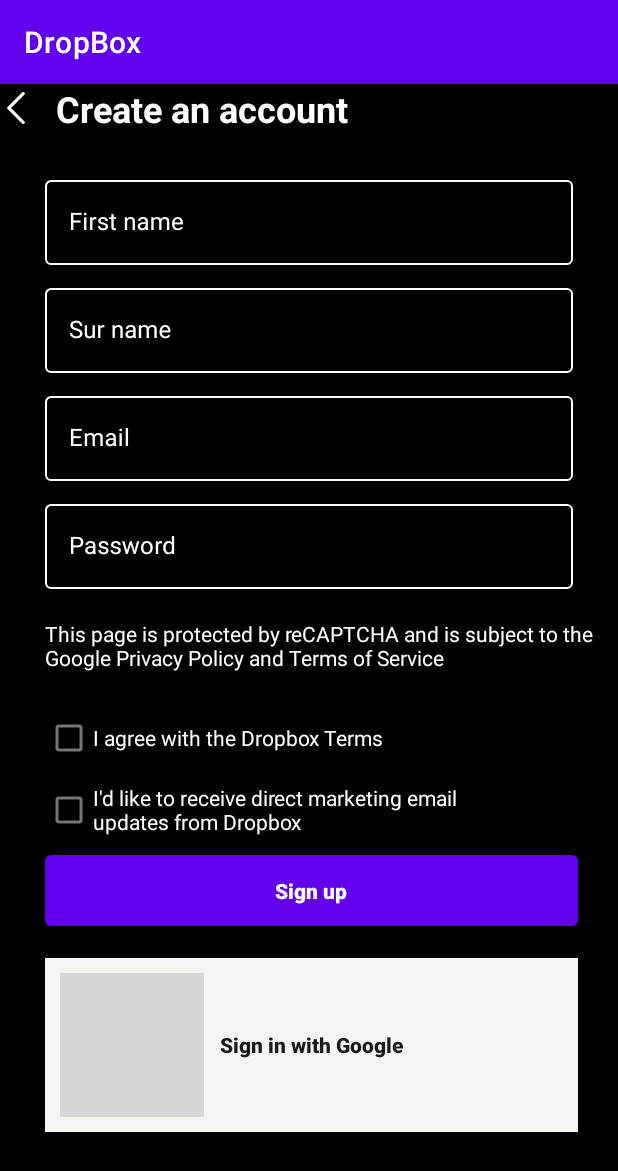
After one commit to JayQKA2/DropBoxUI, an Android app: the SignUpActivity screen opened directly, with no data from a screen before it, on a phone screen of 412 x 824 dp. The commit adds this screen. Shown: the top 1171 px of the screen. Run offline under Robolectric (Android 15) with nearby library versions, the phone set to English and light mode, and no system bars; grey boxes are pictures that could not be loaded.

Commit message:
fe update

```diff
--- a/app/src/main/AndroidManifest.xml
+++ b/app/src/main/AndroidManifest.xml
@@ -2,6 +2,7 @@
 <manifest xmlns:android="http://schemas.android.com/apk/res/android"
     xmlns:tools="http://schemas.android.com/tools">
 
+    <uses-permission android:name="android.permission.INTERNET"/>
     <application
         android:allowBackup="true"
         android:dataExtractionRules="@xml/data_extraction_rules"
@@ -21,6 +22,7 @@
         </activity>
         <activity android:name=".SignInActivity" />
         <activity android:name=".MainActivity" />
+        <activity android:name=".SignUpActivity"/>
     </application>
 
 </manifest>
--- a/app/src/main/java/vn/edu/usth/dropboxui/SignInActivity.java
+++ b/app/src/main/java/vn/edu/usth/dropboxui/SignInActivity.java
@@ -26,7 +26,6 @@
 
     private LoggingProblem loggingProblem;
 
-
     @Override
     protected void onCreate(Bundle savedInstanceState) {
         super.onCreate(savedInstanceState);
@@ -48,7 +47,8 @@
         imageButton.setOnClickListener(new View.OnClickListener() {
             @Override
             public void onClick(View v) {
-                onBackPressed();
+                Intent intent = new Intent(SignInActivity.this, LoginActivity.class);
+                startActivity(intent);
             }
         });
 
--- /dev/null
+++ b/app/src/main/java/vn/edu/usth/dropboxui/SignUpActivity.java
@@ -0,0 +1,40 @@
+package vn.edu.usth.dropboxui;
+
+import android.content.Context;
+import android.os.Bundle;
+import androidx.appcompat.app.AppCompatActivity;
+
+import android.view.inputmethod.InputMethodManager;
+import android.widget.Button;
+import android.view.View;
+import android.widget.LinearLayout;
+
+
+public class SignUpActivity extends AppCompatActivity{
+
+    @Override
+    protected void onCreate(Bundle saveInstanceState) {
+        super.onCreate(saveInstanceState);
+        setContentView(R.layout.activity_signup);
+
+        LinearLayout rootLayout = findViewById(R.id.root_layout);
+
+        rootLayout.setOnClickListener(new View.OnClickListener() {
+            @Override
+            public void onClick(View v) {
+                hideKeyboardAndClearfocus();
+            }
+        });
+    }
+
+    private void hideKeyboardAndClearfocus() {
+        View view = getCurrentFocus();
+        if(view != null) {
+            InputMethodManager imm = (InputMethodManager) getSystemService(Context.INPUT_METHOD_SERVICE);
+            if (imm != null) {
+                imm.hideSoftInputFromWindow(view.getWindowToken(), 0);
+            }
+            view.clearFocus();
+        }
+    }
+}
--- a/app/src/main/res/layout/activity_login.xml
+++ b/app/src/main/res/layout/activity_login.xml
@@ -29,7 +29,7 @@
             android:layout_width="350dp"
             android:layout_height="245dp"
             android:layout_marginStart="@dimen/layout_margin"
-            android:layout_marginTop="60dp"
+            android:layout_marginTop="40dp"
             android:src="@drawable/dropbox_login"
             tools:ignore="ContentDescription" />
 
@@ -37,12 +37,12 @@
             android:layout_width="match_parent"
             android:layout_height="wrap_content"
             android:gravity="center"
-            android:layout_marginTop="70dp"
+            android:layout_marginTop="50dp"
             android:orientation="vertical">
 
             <FrameLayout
                 android:id="@+id/login_with_google"
-                android:layout_width="match_parent"
+                android:layout_width="355dp"
                 android:layout_height="wrap_content"
                 android:background="@color/coconut"
                 android:layout_margin="@dimen/layout_margin"
@@ -68,7 +68,7 @@
 
             <FrameLayout
                 android:id="@+id/login_with_apple"
-                android:layout_width="match_parent"
+                android:layout_width="355dp"
                 android:layout_height="wrap_content"
                 android:layout_margin="@dimen/layout_margin"
                 android:background="@color/coconut"
@@ -91,6 +91,17 @@
                     android:textStyle="bold" />
 
             </FrameLayout>
+
+            <Button
+                android:id="@+id/sign_up"
+                android:layout_width="355dp"
+                android:layout_height="wrap_content"
+                android:layout_margin="@dimen/layout_margin"
+                android:textAppearance="@style/TextAppearance.AppCompat.Body2"
+                android:textStyle="bold"
+                android:text="@string/sign_up"
+                android:padding="14dp"/>
+
         </LinearLayout>
 
         <LinearLayout
--- /dev/null
+++ b/app/src/main/res/layout/activity_signup.xml
@@ -0,0 +1,193 @@
+<?xml version="1.0" encoding="utf-8"?>
+<LinearLayout xmlns:android="http://schemas.android.com/apk/res/android"
+    android:layout_width="match_parent"
+    android:layout_height="match_parent"
+    xmlns:app="http://schemas.android.com/apk/res-auto"
+    android:orientation="vertical"
+    android:background="@color/black"
+    android:focusableInTouchMode="true"
+    android:id="@+id/root_layout">
+
+    <LinearLayout
+        android:layout_width="match_parent"
+        android:layout_height="wrap_content"
+        android:orientation="horizontal"
+        android:layout_marginBottom="16dp"
+        android:gravity="center_vertical">
+
+        <ImageButton
+            android:id="@+id/header_image_button"
+            android:layout_width="wrap_content"
+            android:layout_height="wrap_content"
+            android:background="@android:color/transparent"
+            android:src="@drawable/back_5"
+            android:contentDescription="@string/log_in_to_dropbox" />
+
+        <TextView
+            android:layout_width="wrap_content"
+            android:layout_height="wrap_content"
+            android:layout_marginStart="16dp"
+            android:text="@string/create_an_account"
+            android:textColor="@android:color/white"
+            android:textSize="24sp"
+            android:textStyle="bold" />
+
+    </LinearLayout>
+
+    <com.google.android.material.textfield.TextInputLayout
+        android:id="@+id/textField1"
+        android:layout_width="match_parent"
+        android:layout_height="wrap_content"
+        style="@style/Widget.MaterialComponents.TextInputLayout.OutlinedBox"
+        android:textColorHint="@color/white"
+        android:hint="@string/first_name"
+        android:layout_marginStart="30dp"
+        android:layout_marginEnd="30dp"
+        android:layout_marginTop="10dp"
+        app:boxStrokeColor="@color/white"
+        app:hintTextColor="@color/white"
+        >
+
+        <com.google.android.material.textfield.TextInputEditText
+            android:layout_width="match_parent"
+            android:layout_height="wrap_content"
+            android:textColor="@color/white"
+            android:textColorHint="@color/white"
+            android:inputType="text" />
+
+    </com.google.android.material.textfield.TextInputLayout>
+
+    <com.google.android.material.textfield.TextInputLayout
+        android:id="@+id/textField2"
+        android:layout_width="match_parent"
+        android:layout_height="wrap_content"
+        style="@style/Widget.MaterialComponents.TextInputLayout.OutlinedBox"
+        android:textColorHint="@color/white"
+        android:hint="@string/sur_name"
+        android:layout_marginStart="30dp"
+        android:layout_marginEnd="30dp"
+        android:layout_marginTop="10dp"
+        app:boxStrokeColor="@color/white"
+        app:hintTextColor="@color/white"
+        >
+
+        <com.google.android.material.textfield.TextInputEditText
+            android:layout_width="match_parent"
+            android:layout_height="wrap_content"
+            android:textColor="@color/white"
+            android:textColorHint="@color/white"
+            android:inputType="text" />
+
+    </com.google.android.material.textfield.TextInputLayout>
+
+    <com.google.android.material.textfield.TextInputLayout
+        android:id="@+id/textField3"
+        android:layout_width="match_parent"
+        android:layout_height="wrap_content"
+        style="@style/Widget.MaterialComponents.TextInputLayout.OutlinedBox"
+        android:textColorHint="@color/white"
+        android:hint="@string/email_hint"
+        android:layout_marginStart="30dp"
+        android:layout_marginEnd="30dp"
+        android:layout_marginTop="10dp"
+        app:boxStrokeColor="@color/white"
+        app:hintTextColor="@color/white"
+        >
+
+        <com.google.android.material.textfield.TextInputEditText
+            android:layout_width="match_parent"
+            android:layout_height="wrap_content"
+            android:textColor="@color/white"
+            android:textColorHint="@color/white"
+            android:inputType="text" />
+
+    </com.google.android.material.textfield.TextInputLayout>
+
+    <com.google.android.material.textfield.TextInputLayout
+        android:id="@+id/textField4"
+        android:layout_width="match_parent"
+        android:layout_height="wrap_content"
+        style="@style/Widget.MaterialComponents.TextInputLayout.OutlinedBox"
+        android:textColorHint="@color/white"
+        android:hint="@string/password"
+        android:layout_marginStart="30dp"
+        android:layout_marginEnd="30dp"
+        android:layout_marginTop="10dp"
+        app:boxStrokeColor="@color/white"
+        app:hintTextColor="@color/white"
+        >
+
+        <com.google.android.material.textfield.TextInputEditText
+            android:layout_width="match_parent"
+            android:layout_height="wrap_content"
+            android:textColor="@color/white"
+            android:textColorHint="@color/white"
+            android:inputType="text" />
+
+    </com.google.android.material.textfield.TextInputLayout>
+
+    <TextView
+        android:layout_width="wrap_content"
+        android:layout_height="wrap_content"
+        android:text="This page is protected by reCAPTCHA and is subject to the \nGoogle Privacy Policy and Terms of Service"
+        android:textColor="@color/white"
+        android:layout_marginStart="30dp"
+        android:layout_marginTop="20dp" />
+
+    <CheckBox
+        android:layout_width="wrap_content"
+        android:layout_height="wrap_content"
+        android:layout_gravity=""
+        android:layout_marginStart="30dp"
+        android:layout_marginTop="20dp"
+        android:text="I agree with the Dropbox Terms"
+        android:textColor="@color/white"/>
+
+    <CheckBox
+        android:layout_width="wrap_content"
+        android:layout_height="wrap_content"
+        android:layout_gravity=""
+        android:layout_marginStart="30dp"
+        android:text="I'd like to receive direct marketing email \nupdates from Dropbox"
+        android:textColor="@color/white" />
+
+    <Button
+        android:id="@+id/sign_up"
+        android:layout_width="355dp"
+        android:layout_height="wrap_content"
+        android:textAppearance="@style/TextAppearance.AppCompat.Body2"
+        android:textStyle="bold"
+        android:text="@string/sign_up"
+        android:padding="14dp"
+        android:layout_marginStart="30dp"/>
+
+    <FrameLayout
+        android:id="@+id/login_with_google"
+        android:layout_width="355dp"
+        android:layout_height="wrap_content"
+        android:background="@color/coconut"
+        android:layout_marginStart="30dp"
+        android:padding="10dp"
+        android:layout_marginTop="15sp">
+
+        <ImageButton
+            android:layout_width="wrap_content"
+            android:layout_height="wrap_content"
+            android:background="@color/coconut"
+            android:layout_gravity="start|center_vertical"
+            android:src="@drawable/ic_google"/>
+
+        <TextView
+            android:layout_width="wrap_content"
+            android:layout_height="wrap_content"
+            android:layout_gravity="center"
+            android:textAppearance="@style/TextAppearance.AppCompat.Body2"
+            android:textStyle="bold"
+            android:textColor="@color/graphite"
+            android:text="@string/sign_in_with_google"/>
+
+    </FrameLayout>
+
+
+
+</LinearLayout>
--- a/app/src/main/res/values-night/themes.xml
+++ b/app/src/main/res/values-night/themes.xml
@@ -13,4 +13,9 @@
         <item name="android:statusBarColor">?attr/colorPrimaryVariant</item>
         <!-- Customize your theme here. -->
     </style>
+
+    <style name="LoginTextInputLayoutStyle" parent="Widget.MaterialComponents.TextInputLayout.OutlinedBox.Dense">
+        <item name="boxStrokeColor">#fff</item>
+        <item name="boxStrokeWidth">2dp</item>
+    </style>
 </resources>
--- a/app/src/main/res/values/colors.xml
+++ b/app/src/main/res/values/colors.xml
@@ -1,5 +1,5 @@
 <?xml version="1.0" encoding="utf-8"?>
-<resources>
+<resources xmlns:tools="http://schemas.android.com/tools">
     <color name="purple_200">#FFBB86FC</color>
     <color name="purple_500">#FF6200EE</color>
     <color name="purple_700">#FF3700B3</color>
@@ -15,6 +15,7 @@
     <color name="dark_gray">#A9A9A9</color>
     <color name="blue">#00CBFF</color>
     <color name="sun">#F44336</color>
+    <color name="mtrl_textinput_default_box_stroke_color" tools:ignore="PrivateResource">#fff</color>
 
 
 </resources>
--- a/app/src/main/res/values/dimens.xml
+++ b/app/src/main/res/values/dimens.xml
@@ -4,7 +4,7 @@
     <!--    settings fragments-->
     <dimen name="text_start">10dp</dimen>
     <dimen name="text_end">10dp</dimen>
-    <dimen name="layout_margin">20dp</dimen>
+    <dimen name="layout_margin">10dp</dimen>
     <dimen name="text_padding">10dp</dimen>
 
     <!--    upload fragments-->
--- a/app/src/main/res/values/strings.xml
+++ b/app/src/main/res/values/strings.xml
@@ -45,4 +45,8 @@
     <string name="title_user">User</string>
     <string name="title_storage_fragment">Storage</string>
     <string name="title_movie_fragment">Movies</string>
+    <string name="create_an_account">Create an account</string>
+    <string name="first_name">First name</string>
+    <string name="sur_name">Sur name</string>
+    <string name="password">Password</string>
 </resources>
--- a/app/src/main/res/values/themes.xml
+++ b/app/src/main/res/values/themes.xml
@@ -13,4 +13,9 @@
         <item name="android:statusBarColor">?attr/colorPrimaryVariant</item>
         <!-- Customize your theme here. -->
     </style>
+
+    <style name="LoginTextInputLayoutStyle" parent="Widget.MaterialComponents.TextInputLayout.OutlinedBox.Dense">
+        <item name="boxStrokeColor">#fff</item>
+        <item name="boxStrokeWidth">2dp</item>
+    </style>
 </resources>
--- a/build.gradle.kts
+++ b/build.gradle.kts
@@ -2,3 +2,9 @@
 plugins {
     alias(libs.plugins.android.application) apply false
 }
+
+buildscript {
+    repositories {
+        google()
+    }
+}
--- a/settings.gradle.kts
+++ b/settings.gradle.kts
@@ -16,6 +16,7 @@
     repositories {
         google()
         mavenCentral()
+        maven { url = uri("https://jitpack.io") }
     }
 }
 
```
Also changed, not shown: app/build.gradle.kts (+7 -0 lines), gradle/libs.versions.toml (+13 -0 lines), app/src/main/java/vn/edu/usth/dropboxui/LoginActivity.java (line endings or trailing spaces), app/src/main/java/vn/edu/usth/dropboxui/MainActivity.java (indentation only).
